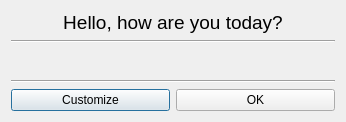
opetelin/olegs_test_repo, file pyqt/ht/sliders.ui: the form before one commit.
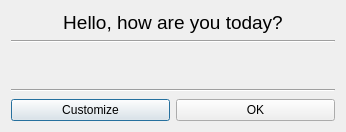
The form after the commit.

Patch:
```diff
--- a/pyqt/ht/sliders.ui
+++ b/pyqt/ht/sliders.ui
@@ -7,7 +7,7 @@
     <x>0</x>
     <y>0</y>
     <width>346</width>
-    <height>122</height>
+    <height>132</height>
    </rect>
   </property>
   <property name="windowTitle">
```
